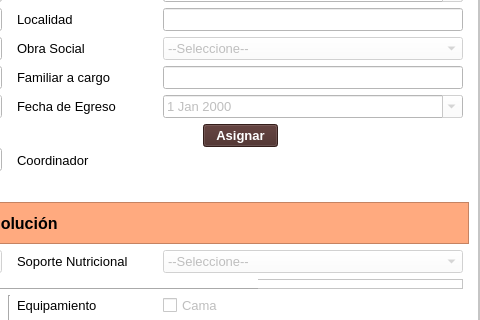
Qt form gui/pacientes/ver_paciente.ui (ayenaccarato/Marcanac) before a commit; both pictures show x 451 to 931 and y 103 to 423 of the 931 by 782 pixel window.
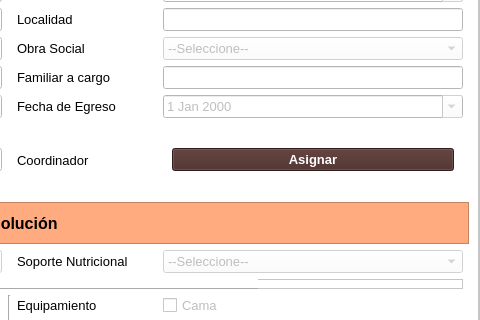
The same form after that commit. The open tabs and pages were chosen to show the change. Icons and pictures are not drawn.

```diff
--- a/gui/pacientes/ver_paciente.ui
+++ b/gui/pacientes/ver_paciente.ui
@@ -1208,15 +1208,9 @@
                </widget>
               </widget>
               <widget class="QWidget" name="page_2">
+               <layout class="QVBoxLayout" name="verticalLayout_4">
+                <item>
                <widget class="QPushButton" name="btnAsignar">
-                <property name="geometry">
-                 <rect>
-                  <x>40</x>
-                  <y>0</y>
-                  <width>75</width>
-                  <height>23</height>
-                 </rect>
-                </property>
                 <property name="font">
                  <font>
                   <family>Segoe UI</family>
@@ -1233,6 +1227,8 @@
                  <string>Asignar</string>
                 </property>
                </widget>
+                </item>
+               </layout>
               </widget>
              </widget>
             </item>
```
Left out of the diff: 17 changed lines with no effect on the pictures. Lines whose indentation alone changed are shown as unchanged.
